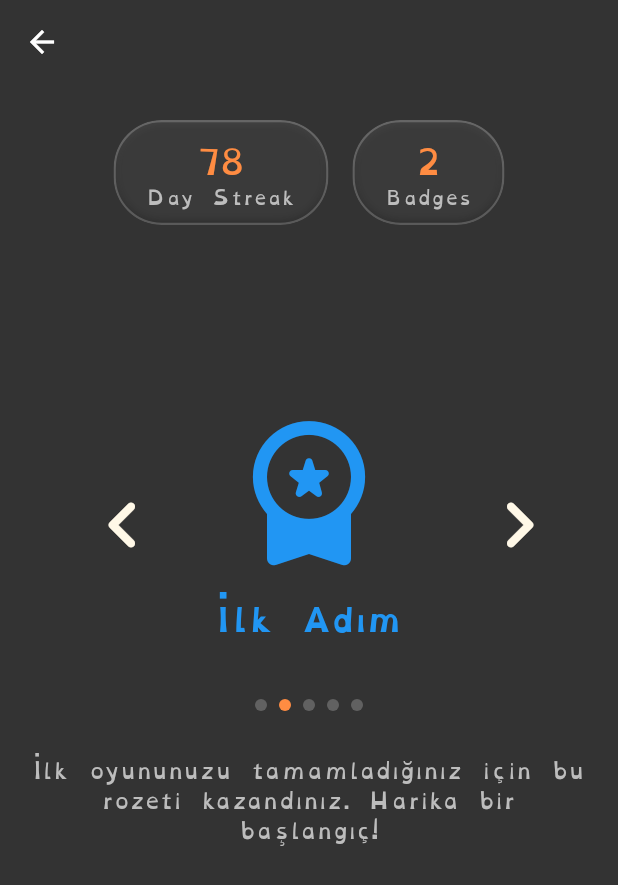
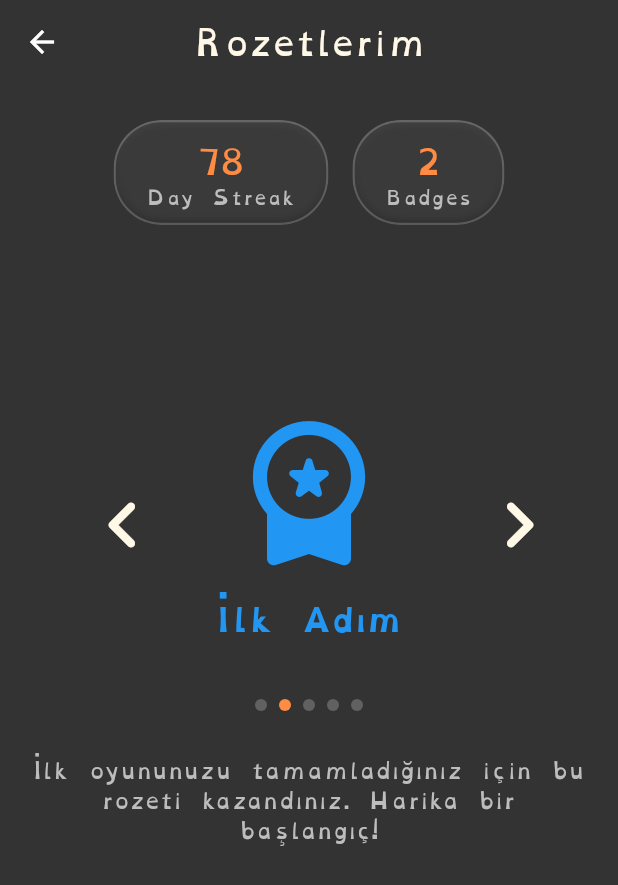
Before and after one commit to yakupkahraman/heylex, a Flutter app: the RosettesPage screen opened directly, after a tap on the "chevron right" icon, on a phone screen of 412 x 824 dp. Shown: the top 885 px of the screen. Run offline on Flutter 3.47's test engine with Material 3 defaults, Android fonts, the phone set to English and light mode, and no system bars; our stand-ins replace audioplayers, fl_chart, flutter_tts, go_router, shared_preferences, shimmer and 1 more; accounts and stored records are empty.

Commit message:
some ui bugs fixed

```diff
--- a/lib/features/auth/pages/questions_flow.dart
+++ b/lib/features/auth/pages/questions_flow.dart
@@ -67,7 +67,7 @@ class _QuestionsFlowState extends State<QuestionsFlow> {
       'key': 'motivating_games',
     },
     {
-      'question': 'İlgi alanlarınız nelerdir?',
+      'question': 'En çok ilgin hangi alandadır?',
       'options': [
         'Spor',
         'Sanat',
--- a/lib/features/games/pages/jumbled_words_game.dart
+++ b/lib/features/games/pages/jumbled_words_game.dart
@@ -14,7 +14,7 @@ class JumbledWordsGame extends StatefulWidget {
 
 class _JumbledWordsGameState extends State<JumbledWordsGame> {
   int _currentStep = 1;
-  final int _totalSteps = 10;
+  final int _totalSteps = 5;
 
   String correctWord = "furkan";
   List<String> letters = ["f", "u", "r", "a", "n", "k"];
@@ -76,7 +76,7 @@ class _JumbledWordsGameState extends State<JumbledWordsGame> {
       });
     } else {
       // Son adıma gelindi, oyun bitti
-      Navigator.pop(context);
+      context.go('/');
     }
   }
 
--- a/lib/features/home/components/analys_chart.dart
+++ b/lib/features/home/components/analys_chart.dart
@@ -114,7 +114,7 @@ class AnalysChart extends StatelessWidget {
                     return Container(
                       padding: const EdgeInsets.only(right: 8),
                       child: Text(
-                        '${value.toInt()}s',
+                        '${value.toInt() * 5}',
                         style: TextStyle(
                           fontSize: 11,
                           fontWeight: FontWeight.w500,
--- a/lib/features/home/pages/home_page.dart
+++ b/lib/features/home/pages/home_page.dart
@@ -61,6 +61,7 @@ class _HomePageState extends State<HomePage> {
                 child: Padding(
                   padding: const EdgeInsets.all(16.0),
                   child: RichText(
+                    textAlign: TextAlign.center,
                     text: TextSpan(
                       children: [
                         TextSpan(
@@ -75,7 +76,7 @@ class _HomePageState extends State<HomePage> {
                               " cevapların doğrultusunda öncelik sıralamasına göre senin için hazırladığımız eğitimler aşağıdadır.",
                           style: TextStyle(
                             fontFamily: "OpenDyslexic",
-                            fontSize: 12,
+                            fontSize: 13,
                             color: ThemeConstants.creamColor.withOpacity(0.7),
                           ),
                         ),
--- a/lib/features/home/pages/rosettes_page.dart
+++ b/lib/features/home/pages/rosettes_page.dart
@@ -1,7 +1,6 @@
 import 'package:flutter/material.dart';
 import 'package:heylex/core/components/glass_effect_container.dart';
 import 'package:heylex/core/theme/theme_constants.dart';
-import 'package:shared_preferences/shared_preferences.dart';
 
 class Rosette {
   final IconData icon;
@@ -25,7 +24,6 @@ class RosettesPage extends StatefulWidget {
 }
 
 class _RosettesPageState extends State<RosettesPage> {
-  String _userName = '';
   int _currentRosetteIndex = 0;
   final PageController _pageController = PageController();
 
@@ -67,24 +65,9 @@ class _RosettesPageState extends State<RosettesPage> {
   ];
 
   @override
-  void initState() {
-    super.initState();
-    _loadRosettes();
-  }
-
-  @override
   void dispose() {
     _pageController.dispose();
     super.dispose();
-  }
-
-  Future<void> _loadRosettes() async {
-    SharedPreferences prefs = await SharedPreferences.getInstance();
-    String name = prefs.getString('name') ?? '';
-    String surname = prefs.getString('surname') ?? '';
-    setState(() {
-      _userName = '$name $surname';
-    });
   }
 
   @override
@@ -94,7 +77,7 @@ class _RosettesPageState extends State<RosettesPage> {
         backgroundColor: Theme.of(context).scaffoldBackgroundColor,
         centerTitle: true,
         title: Text(
-          _userName.isNotEmpty ? _userName : 'Rozetler',
+          'Rozetlerim',
           style: TextStyle(
             fontFamily: "OpenDyslexic",
             color: ThemeConstants.creamColor,
--- a/pubspec.yaml
+++ b/pubspec.yaml
@@ -41,6 +41,7 @@ dependencies:
   audioplayers: ^6.5.1
   flutter_tts: ^4.2.3
   fl_chart: ^1.1.1
+  shimmer: ^3.0.0
 
 dev_dependencies:
   flutter_test:
```
Also changed, not shown: lib/features/home/pages/analysis_page.dart (+15 -25 lines), pubspec.lock.
